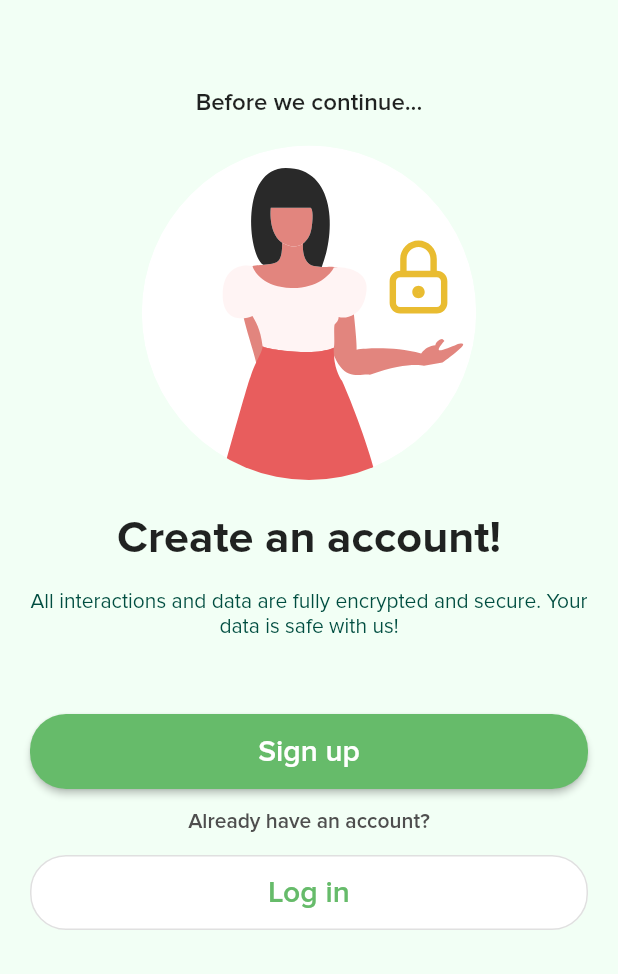
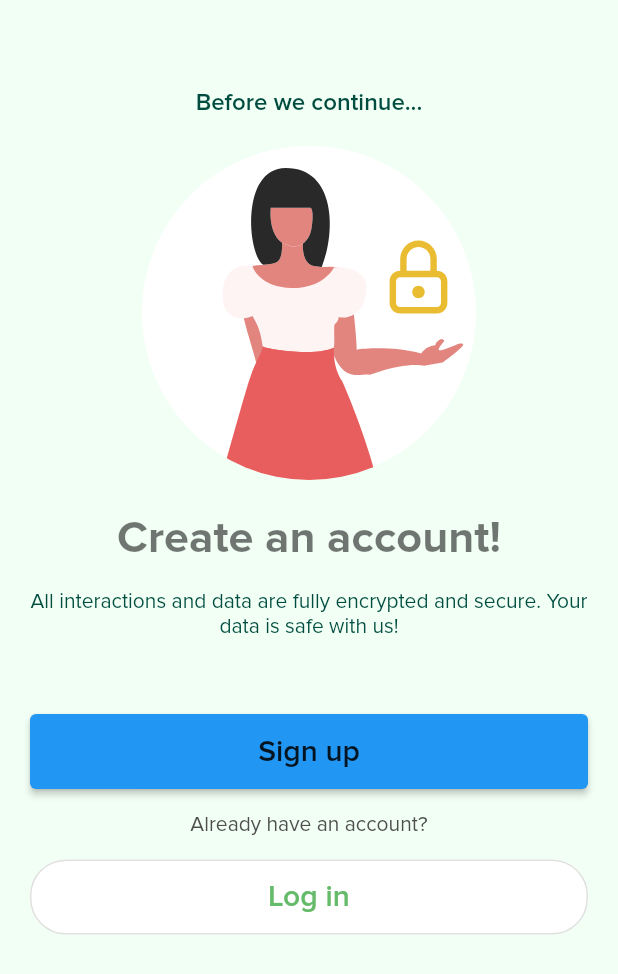
Before and after one commit to JobCuta/CIS-9340-Thesis, a Flutter app: the CreateAccountScreen screen opened by its route, on a phone screen of 412 x 824 dp. Shown: the top 974 px of the screen. Run offline on Flutter 3.47's test engine with Material 2 defaults, Android fonts, the phone set to English and light mode, and no system bars; our stand-ins replace animated_text_kit, circular_countdown_timer, email_validator, flutter_secure_storage, flutter_svg, get and 4 more; accounts and stored records are empty; statements that could not run were skipped.

Commit message:
applied main theme to all pages

```diff
--- a/lib/screens/onboarding/login_registration/CreateAccountScreen.dart
+++ b/lib/screens/onboarding/login_registration/CreateAccountScreen.dart
@@ -19,15 +19,12 @@ class CreateAccountScreen extends StatelessWidget {
           child: Column(
             crossAxisAlignment: CrossAxisAlignment.center,
             children: <Widget>[
-              const Padding(
-                padding: EdgeInsets.fromLTRB(15, 60, 15, 15),
+              Padding(
+                padding: const EdgeInsets.fromLTRB(15, 60, 15, 15),
                 child: Text(
                   'Before we continue...',
                   softWrap: true,
-                  style: TextStyle(
-                      fontWeight: FontWeight.w600,
-                      fontSize: 16,
-                      fontFamily: 'Proxima Nova'),
+                  style: Theme.of(context).textTheme.bodyText1?.copyWith(color: Colors.teal[900]),
                 ),
               ),
               Padding(
@@ -37,12 +34,9 @@ class CreateAccountScreen extends StatelessWidget {
               const SizedBox(
                 height: 15.0,
               ),
-              const Text(
+              Text(
                 'Create an account!',
-                style: TextStyle(
-                    fontWeight: FontWeight.w700,
-                    fontSize: 30,
-                    fontFamily: 'Proxima Nova'),
+                style: Theme.of(context).textTheme.headline1,
               ),
               const SizedBox(height: 15.0),
               Padding(
@@ -50,11 +44,7 @@ class CreateAccountScreen extends StatelessWidget {
                 child: Text(
                   'All interactions and data are fully encrypted and secure. Your data is safe with us!',
                   textAlign: TextAlign.center,
-                  style: TextStyle(
-                      fontWeight: FontWeight.w400,
-                      fontSize: 14,
-                      fontFamily: 'Proxima Nova',
-                      color: Colors.teal[900]),
+                  style: Theme.of(context).textTheme.bodyText2?.copyWith(color: Colors.teal[900]),
                 ),
               ),
               const SizedBox(
@@ -66,13 +56,7 @@ class CreateAccountScreen extends StatelessWidget {
                   width: MediaQuery.of(context).size.width,
                   height: 50,
                   child: ElevatedButton(
-                    style: ElevatedButton.styleFrom(
-                      shape: RoundedRectangleBorder(
-                        borderRadius: BorderRadius.circular(24),
-                      ),
-                      padding: const EdgeInsets.all(12),
-                      primary: Colors.green[400],
-                    ),
+                    style: Theme.of(context).elevatedButtonTheme.style,
                     onPressed: () {
                       showModalBottomSheet(
                           context: context,
@@ -90,27 +74,17 @@ class CreateAccountScreen extends StatelessWidget {
                                 child: const RegisterWidget());
                           });
                     },
-                    child: const Text(
+                    child: Text(
                       'Sign up',
-                      style: TextStyle(
-                        fontSize: 20,
-                        color: Colors.white,
-                        fontFamily: 'Proxima Nova',
-                        fontWeight: FontWeight.w600,
-                      ),
+                      style: Theme.of(context).textTheme.subtitle1,
                     ),
                   ),
                 ),
               ),
               const SizedBox(height: 15),
-              const Text(
+              Text(
                 'Already have an account?',
-                style: TextStyle(
-                  fontSize: 14,
-                  fontFamily: 'Proxima Nova',
-                  fontWeight: FontWeight.w600,
-                  color: Color.fromRGBO(78, 78, 78, 1),
-                ),
+                style: Theme.of(context).textTheme.bodyText2?.copyWith(color: const Color.fromRGBO(78, 78, 78, 1)),
               ),
               const SizedBox(height: 15),
               Padding(
@@ -146,12 +120,7 @@ class CreateAccountScreen extends StatelessWidget {
                     },
                     child: Text(
                       'Log in',
-                      style: TextStyle(
-                        fontSize: 20,
-                        color: Colors.green.shade400,
-                        fontFamily: 'Proxima Nova',
-                        fontWeight: FontWeight.w600,
-                      ),
+                      style: Theme.of(context).textTheme.subtitle1?.copyWith(color: Colors.green.shade400),
                     ),
                   ),
                 ),
--- a/lib/screens/onboarding/questionnaires/LoadingResultsScreen.dart
+++ b/lib/screens/onboarding/questionnaires/LoadingResultsScreen.dart
@@ -45,6 +45,8 @@ class _LoadingResultsScreenState extends State<LoadingResultsScreenWidget> {
   Widget build(BuildContext context) {
     return Scaffold(
       body: Center(
+        heightFactor: MediaQuery.of(context).size.height * 0.4,
+        widthFactor: MediaQuery.of(context).size.width,
         child: Column(
           children: <Widget>[
             const SizedBox(
@@ -81,6 +83,8 @@ class nextScreen extends StatelessWidget {
   Widget build(BuildContext context) {
     return Scaffold(
       body: Center(
+        heightFactor: MediaQuery.of(context).size.height * 0.4,
+        widthFactor: MediaQuery.of(context).size.width,
         child: Column(
           children: <Widget>[
             const SizedBox(
```
Also changed, not shown: lib/screens/onboarding/intro/IntroductionScreen.dart (+8 -31 lines), lib/screens/debug/EmotionScreen.dart (renamed from lib/screens/main/EmotionScreen.dart), lib/screens/debug/HomepageScreen.dart (renamed from lib/screens/main/HomepageScreen.dart), lib/screens/debug/WellnessExercisesScreen.dart (renamed from lib/screens/main/WellnessExercisesScreen.dart).
